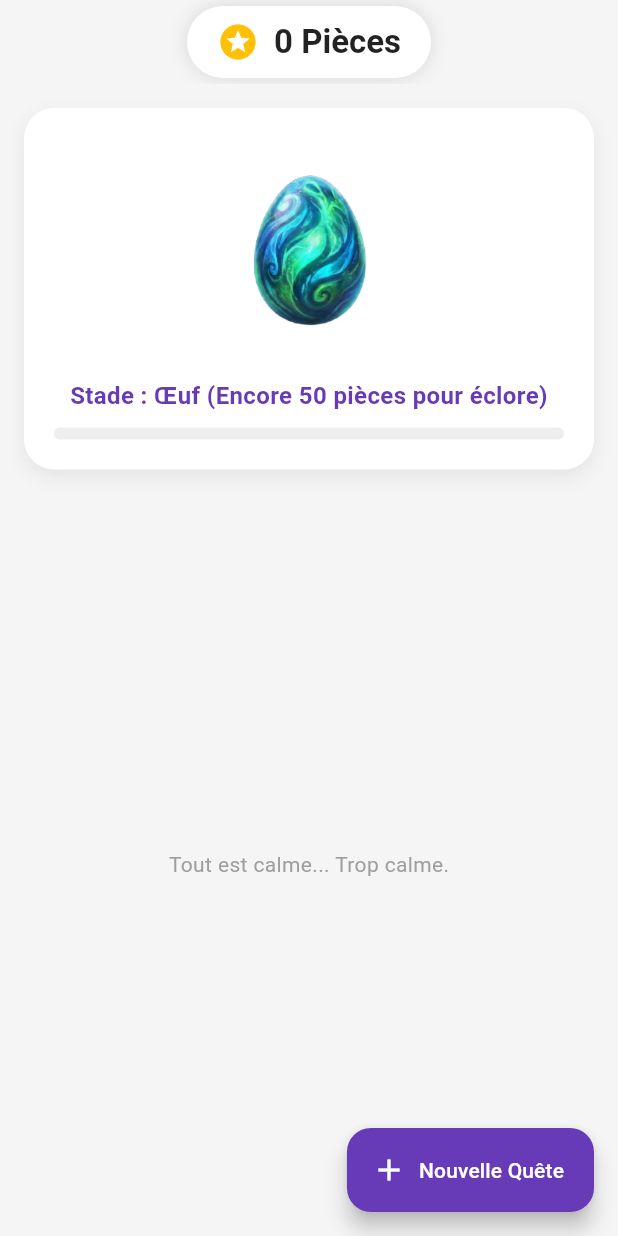
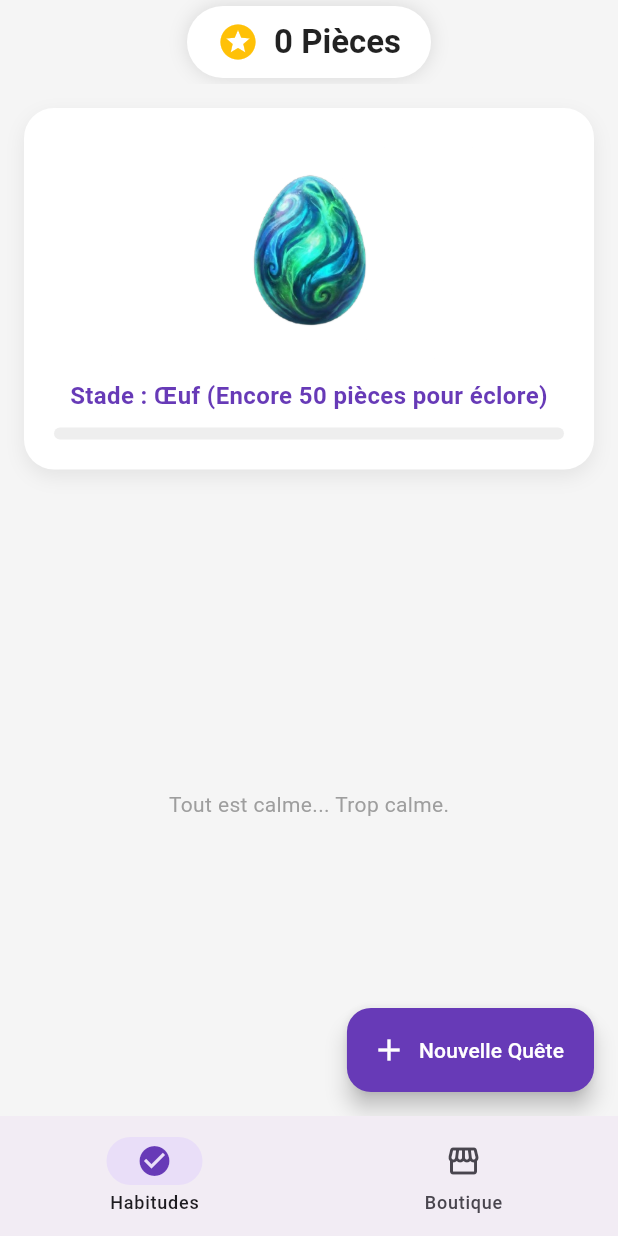
Before and after one commit to loicpmotreff/habits-app-flutter, a Flutter app: the screen it shows after launch, on a phone screen of 412 x 824 dp. Run offline on Flutter 3.47's test engine with Material 3 defaults, Android fonts, the light colour scheme and no system bars; our stand-ins replace animate_do, confetti, hive, hive_flutter; accounts and stored records are empty.

Commit message:
Version 1.2 : Ajout boutique

```diff
--- a/lib/main.dart
+++ b/lib/main.dart
@@ -4,6 +4,7 @@ import 'database/habit_database.dart';
 import 'package:animate_do/animate_do.dart';
 import 'package:confetti/confetti.dart';
 import 'dart:math';
+import 'shop_page.dart'; // Pour qu'il connaisse la boutique
 
 void main() async {
   WidgetsFlutterBinding.ensureInitialized();
@@ -27,8 +28,58 @@ class MyApp extends StatelessWidget {
   Widget build(BuildContext context) {
     return MaterialApp(
       debugShowCheckedModeBanner: false,
-      theme: ThemeData(primarySwatch: Colors.deepPurple, useMaterial3: true),
-      home: const HabitPage(),
+      theme: ThemeData(
+        colorScheme: ColorScheme.fromSeed(seedColor: Colors.deepPurple),
+        useMaterial3: true,
+      ),
+      home: const MainScreen(), // <--- CHANGEMENT ICI
+    );
+  }
+}
+
+class MainScreen extends StatefulWidget {
+  const MainScreen({super.key});
+
+  @override
+  State<MainScreen> createState() => _MainScreenState();
+}
+
+class _MainScreenState extends State<MainScreen> {
+  int _currentIndex = 0; // Page actuelle (0 = Habitudes, 1 = Boutique)
+
+  // La liste des pages
+  final List<Widget> _pages = [
+    const HabitPage(), // Ta page existante
+    const ShopPage(),  // La nouvelle page
+  ];
+
+  @override
+  Widget build(BuildContext context) {
+    return Scaffold(
+      // On affiche la page qui correspond à l'index actuel
+      body: _pages[_currentIndex],
+
+      // La barre de navigation en bas
+      bottomNavigationBar: NavigationBar(
+        selectedIndex: _currentIndex,
+        onDestinationSelected: (int index) {
+          setState(() {
+            _currentIndex = index; // Change la page
+          });
+        },
+        destinations: const [
+          NavigationDestination(
+            icon: Icon(Icons.check_circle_outline),
+            selectedIcon: Icon(Icons.check_circle, color: Colors.deepPurple),
+            label: 'Habitudes',
+          ),
+          NavigationDestination(
+            icon: Icon(Icons.storefront_outlined),
+            selectedIcon: Icon(Icons.storefront, color: Colors.deepPurple),
+            label: 'Boutique',
+          ),
+        ],
+      ),
     );
   }
 }
```
Also changed, not shown: lib/database/habit_database.dart (+13 -0 lines), lib/shop_page.dart (added, +108 -0 lines).
